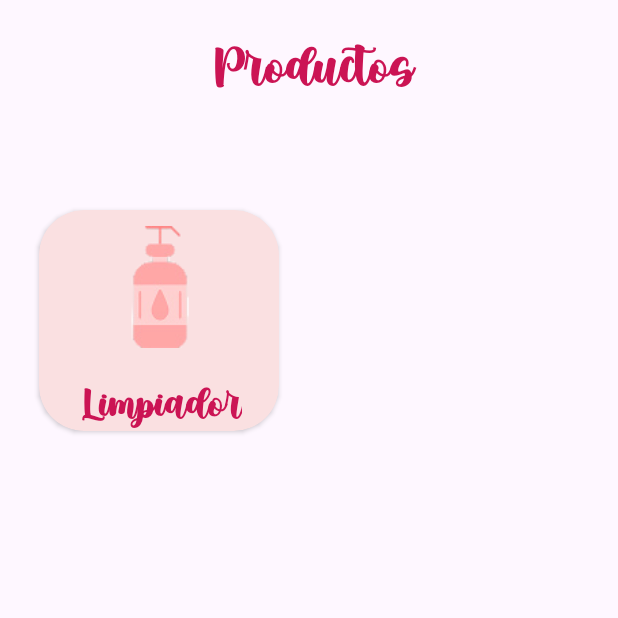
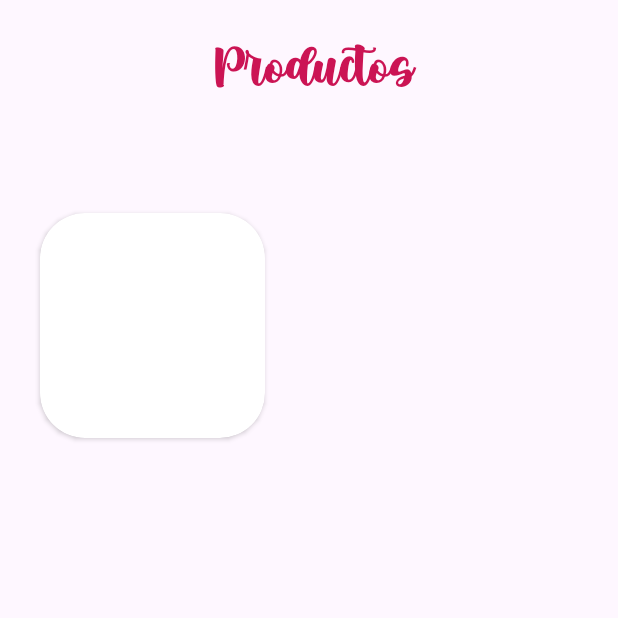
Before and after one commit to clauOrellanaA/wamans20251, an Android app: the Productos screen opened directly, with no data from a screen before it, on a phone screen of 412 x 824 dp, the top half of it. Run offline under Robolectric (Android 15) with nearby library versions, the phone set to English and light mode, and no system bars.

```diff
--- a/app/src/main/AndroidManifest.xml
+++ b/app/src/main/AndroidManifest.xml
@@ -1,6 +1,9 @@
 <?xml version="1.0" encoding="utf-8"?>
 <manifest xmlns:android="http://schemas.android.com/apk/res/android"
     xmlns:tools="http://schemas.android.com/tools">
+
+    <uses-permission android:name="android.permission.INTERNET" />
+    <uses-permission android:name="android.permission.ACCESS_NETWORK_STATE" />
 
     <application
         android:allowBackup="true"
@@ -21,6 +24,9 @@
             android:name=".Nombre"
             android:exported="false" />
         <activity
+            android:name=".Login"
+            android:exported="false"/>
+        <activity
             android:name=".MainActivity"
             android:exported="true">
             <intent-filter>
--- a/app/src/main/java/com/prograiii/wamans/login.kt
+++ b/app/src/main/java/com/prograiii/wamans/Nuevoproducto.kt
@@ -6,11 +6,11 @@ import androidx.appcompat.app.AppCompatActivity
 import androidx.core.view.ViewCompat
 import androidx.core.view.WindowInsetsCompat
 
-class login : AppCompatActivity() {
+class Nuevoproducto : AppCompatActivity() {
     override fun onCreate(savedInstanceState: Bundle?) {
         super.onCreate(savedInstanceState)
         enableEdgeToEdge()
-        setContentView(R.layout.login)
+        setContentView(R.layout.activity_nuevo_producto)
         ViewCompat.setOnApplyWindowInsetsListener(findViewById(R.id.main)) { v, insets ->
             val systemBars = insets.getInsets(WindowInsetsCompat.Type.systemBars())
             v.setPadding(systemBars.left, systemBars.top, systemBars.right, systemBars.bottom)
--- a/app/src/main/res/layout/activity_nuevoproducto.xml
+++ b/app/src/main/res/layout/activity_nuevo_producto.xml
@@ -2,10 +2,11 @@
 <ScrollView xmlns:android="http://schemas.android.com/apk/res/android"
     xmlns:app="http://schemas.android.com/apk/res-auto"
     xmlns:tools="http://schemas.android.com/tools"
+    android:id="@+id/main"
     android:layout_width="match_parent"
     android:layout_height="match_parent"
     android:background="@color/white"
-    tools:context=".NuevoProducto">
+    tools:context=".Nuevoproducto">
 
     <LinearLayout
         android:orientation="vertical"
@@ -54,6 +55,7 @@
             android:layout_width="match_parent"
             android:layout_height="wrap_content"
             android:background="@drawable/edit_text_rounded"
+            android:text="@string/productos"
             android:padding="10dp"
             android:textColor="@color/black"
             android:textColorHint="@color/gris"/>
--- a/app/src/main/res/layout/objetivos.xml
+++ b/app/src/main/res/layout/activity_objetivos.xml
@@ -13,7 +13,7 @@
         android:backgroundTint="@color/rosaLeve"
         android:textColor="@color/black"
         android:layout_marginTop="30dp"
-        android:text="a"
+        android:text=">"
         app:layout_constraintTop_toTopOf="parent"
         app:layout_constraintStart_toStartOf="parent"
         />
--- a/app/src/main/res/layout/activity_productos.xml
+++ b/app/src/main/res/layout/activity_productos.xml
@@ -14,47 +14,20 @@
         android:layout_height="wrap_content"
         android:text="@string/productos"
         style="@style/TitulosRosa"
+        android:gravity="center"
         android:textAlignment="center"
         app:layout_constraintTop_toTopOf="parent"/>
 
     <androidx.cardview.widget.CardView
-        android:layout_width="160dp"
-        android:layout_height="147dp"
-        android:backgroundTint="@color/botonboton"
+        android:layout_width="150dp"
+        android:layout_height="150dp"
         app:cardCornerRadius="30dp"
         app:layout_constraintBottom_toBottomOf="parent"
         app:layout_constraintEnd_toEndOf="parent"
         app:layout_constraintHorizontal_bias="0.103"
         app:layout_constraintStart_toStartOf="parent"
         app:layout_constraintTop_toTopOf="parent"
-        app:layout_constraintVertical_bias="0.183">
-
-        <LinearLayout
-            android:layout_width="match_parent"
-            android:layout_height="match_parent"
-            android:orientation="vertical"
-            android:gravity="center"
-            android:padding="1dp">
-
-        <ImageView
-            android:id="@+id/imagenlimpiador_pantallaProductos"
-            android:layout_width="100dp"
-            android:layout_height="100dp"
-            android:src="@mipmap/limpiador"
-            android:layout_gravity="center"
-            android:layout_marginBottom="8dp"/>
-
-        <TextView
-            android:id="@+id/boton_limpiador_pantallaProductos"
-            android:layout_width="wrap_content"
-            android:layout_height="wrap_content"
-            android:text="@string/limpiador"
-            android:textSize="24sp"
-            android:textAlignment="center"
-            style="@style/TitulosRosa" />
-        </LinearLayout>
-
-    </androidx.cardview.widget.CardView>
+        app:layout_constraintVertical_bias="0.187" />
 
 
 </androidx.constraintlayout.widget.ConstraintLayout>
--- a/build.gradle.kts
+++ b/build.gradle.kts
@@ -2,4 +2,5 @@
 plugins {
     alias(libs.plugins.android.application) apply false
     alias(libs.plugins.kotlin.android) apply false
+    id("com.google.gms.google-services") version "4.4.4" apply false
 }
```
Also changed, not shown: app/build.gradle.kts (+3 -4 lines), app/src/main/java/com/prograiii/wamans/Login.kt (added, +84 -0 lines), app/src/main/java/com/prograiii/wamans/MainActivity.kt (+19 -1 lines), app/src/main/java/com/prograiii/wamans/NuevoProducto.kt (deleted, +0 -20 lines), app/src/main/res/layout/activity_home.xml (added, +18 -0 lines), app/src/main/res/layout/activity_main.xml (+14 -1 lines), app/src/main/res/layout/activity_login.xml (renamed from app/src/main/res/layout/login.xml), app/src/main/res/mipmap-hdpi/limpiador.png (deleted).
